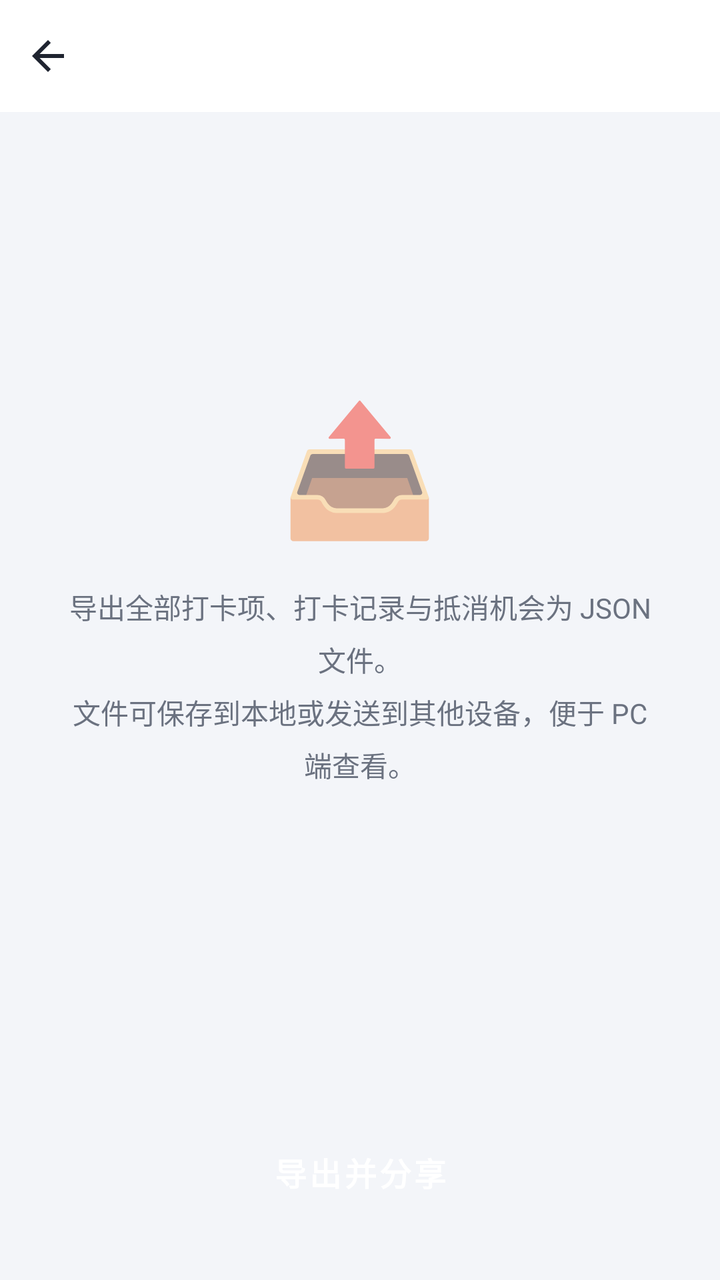
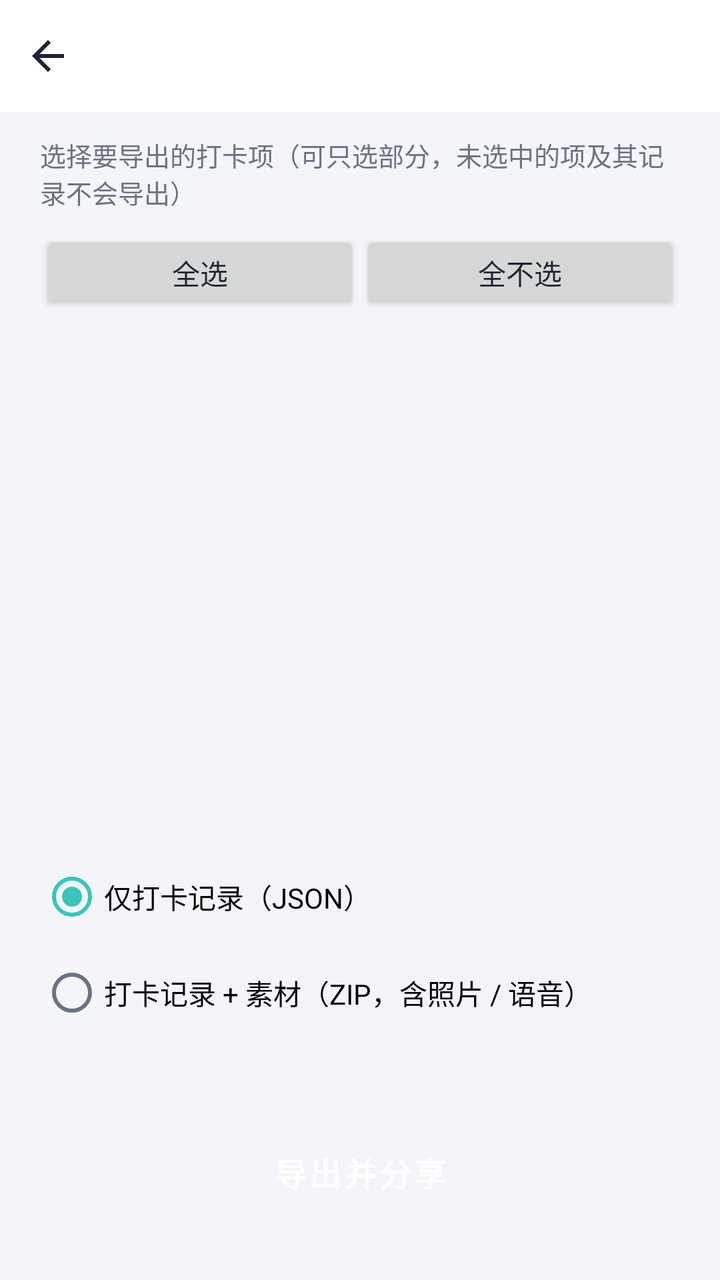

An Android layout rendered at two revisions. The XML below is the earlier revision; the diff shows what the commit changed to produce the second picture.
<!-- AndroidManifest.xml: application theme Theme.Checkin -->
<!-- res/layout/activity_export.xml -->
<?xml version="1.0" encoding="utf-8"?>
<LinearLayout xmlns:android="http://schemas.android.com/apk/res/android"
    android:layout_width="match_parent"
    android:layout_height="match_parent"
    android:background="@color/bg_page"
    android:orientation="vertical">

    <include android:id="@+id/topbar" layout="@layout/view_topbar" />

    <LinearLayout
        android:layout_width="match_parent"
        android:layout_height="0dp"
        android:layout_weight="1"
        android:gravity="center"
        android:orientation="vertical"
        android:padding="28dp">

        <TextView
            android:layout_width="wrap_content"
            android:layout_height="wrap_content"
            android:text="📤"
            android:textSize="64sp" />

        <TextView
            android:layout_width="match_parent"
            android:layout_height="wrap_content"
            android:layout_marginTop="18dp"
            android:gravity="center"
            android:lineSpacingExtra="6dp"
            android:text="导出全部打卡项、打卡记录与抵消机会为 JSON 文件。\n文件可保存到本地或发送到其他设备，便于 PC 端查看。"
            android:textColor="@color/text_secondary"
            android:textSize="14sp" />

        <TextView
            android:id="@+id/tv_result"
            android:layout_width="match_parent"
            android:layout_height="wrap_content"
            android:layout_marginTop="16dp"
            android:gravity="center"
            android:textColor="@color/brand_dark"
            android:textSize="13sp" />
    </LinearLayout>

    <Button
        android:id="@+id/btn_export"
        style="@style/PrimaryButton"
        android:layout_width="match_parent"
        android:layout_marginHorizontal="24dp"
        android:layout_marginBottom="28dp"
        android:text="导出并分享" />
</LinearLayout>
<!-- res/layout/view_topbar.xml (included above) -->
<?xml version="1.0" encoding="utf-8"?>
<LinearLayout xmlns:android="http://schemas.android.com/apk/res/android"
    android:layout_width="match_parent"
    android:layout_height="56dp"
    android:background="@color/white"
    android:gravity="center_vertical"
    android:orientation="horizontal">

    <ImageButton
        android:id="@+id/btn_back"
        android:layout_width="48dp"
        android:layout_height="48dp"
        android:background="?attr/selectableItemBackgroundBorderless"
        android:contentDescription="返回"
        android:src="@drawable/ic_back" />

    <FrameLayout
        android:layout_width="0dp"
        android:layout_height="match_parent"
        android:layout_weight="1">

        <TextView
            android:id="@+id/tv_title"
            android:layout_width="wrap_content"
            android:layout_height="wrap_content"
            android:layout_gravity="center"
            android:textColor="@color/text_primary"
            android:textSize="17sp"
            android:textStyle="bold" />
    </FrameLayout>

    <FrameLayout
        android:id="@+id/title_right_container"
        android:layout_width="wrap_content"
        android:layout_height="match_parent"
        android:minWidth="48dp" />
</LinearLayout>
<!-- resources referenced by this layout -->
<resources>
  <color name="bg_page">#F3F5F9</color>
  <color name="brand_dark">#1F9C94</color>
  <color name="text_primary">#1F2430</color>
  <color name="text_secondary">#6B7280</color>
  <color name="white">#FFFFFF</color>
  <!-- drawable ic_back (drawable) -->
  <vector xmlns:android="http://schemas.android.com/apk/res/android"
      android:width="24dp" android:height="24dp"
      android:viewportWidth="24" android:viewportHeight="24" android:tint="@color/text_primary">
      <path android:fillColor="@android:color/white" android:pathData="M20,11H7.83l5.59,-5.59L12,4l-8,8 8,8 1.41,-1.41L7.83,13H20v-2z"/>
  </vector>
  <style name="PrimaryButton" parent="Widget.MaterialComponents.Button">
          <item name="android:layout_height">52dp</item>
          <item name="cornerRadius">14dp</item>
          <item name="android:textSize">16sp</item>
          <item name="android:textStyle">bold</item>
          <item name="android:textColor">@color/white</item>
      </style>
  <style name="Theme.Checkin" parent="Theme.MaterialComponents.Light.NoActionBar">
          <item name="colorPrimary">@color/brand</item>
          <item name="colorPrimaryDark">@color/brand_dark</item>
          <item name="colorAccent">@color/brand</item>
          <item name="android:windowBackground">@color/bg_page</item>
          <item name="android:statusBarColor">@color/white</item>
          <item name="android:windowLightStatusBar">true</item>
          <item name="android:textColorPrimary">@color/text_primary</item>
          <item name="android:textColorSecondary">@color/text_secondary</item>
          <item name="bottomNavigationStyle">@style/Widget.Checkin.BottomNav</item>
      </style>
  <color name="brand">#39C5BB</color>
  <style name="Widget.Checkin.BottomNav" parent="Widget.MaterialComponents.BottomNavigationView">
          <item name="itemTextColor">@color/nav_tint</item>
          <item name="itemIconTint">@color/nav_tint</item>
          <item name="backgroundTint">@color/white</item>
          <item name="elevation">10dp</item>
          <item name="labelVisibilityMode">labeled</item>
      </style>
</resources>

<!-- the commit's change to res/layout/activity_export.xml (unified diff, before → after) -->
@@ -7,45 +7,90 @@
 
     <include android:id="@+id/topbar" layout="@layout/view_topbar" />
 
+    <TextView
+        android:id="@+id/tv_hint"
+        android:layout_width="match_parent"
+        android:layout_height="wrap_content"
+        android:layout_marginHorizontal="20dp"
+        android:layout_marginTop="12dp"
+        android:text="选择要导出的打卡项（可只选部分，未选中的项及其记录不会导出）"
+        android:textColor="@color/text_secondary"
+        android:textSize="13sp" />
+
     <LinearLayout
+        android:layout_width="match_parent"
+        android:layout_height="wrap_content"
+        android:layout_marginHorizontal="20dp"
+        android:layout_marginTop="10dp"
+        android:orientation="horizontal">
+
+        <Button
+            android:id="@+id/btn_select_all"
+            android:layout_width="0dp"
+            android:layout_height="42dp"
+            android:layout_weight="1"
+            android:text="全选" />
+
+        <Button
+            android:id="@+id/btn_select_none"
+            android:layout_width="0dp"
+            android:layout_height="42dp"
+            android:layout_weight="1"
+            android:text="全不选" />
+    </LinearLayout>
+
+    <ScrollView
         android:layout_width="match_parent"
         android:layout_height="0dp"
         android:layout_weight="1"
-        android:gravity="center"
-        android:orientation="vertical"
-        android:padding="28dp">
+        android:layout_marginHorizontal="16dp"
+        android:layout_marginTop="8dp">
 
-        <TextView
-            android:layout_width="wrap_content"
-            android:layout_height="wrap_content"
-            android:text="📤"
-            android:textSize="64sp" />
-
-        <TextView
+        <LinearLayout
+            android:id="@+id/ll_items"
             android:layout_width="match_parent"
             android:layout_height="wrap_content"
-            android:layout_marginTop="18dp"
-            android:gravity="center"
-            android:lineSpacingExtra="6dp"
-            android:text="导出全部打卡项、打卡记录与抵消机会为 JSON 文件。\n文件可保存到本地或发送到其他设备，便于 PC 端查看。"
-            android:textColor="@color/text_secondary"
-            android:textSize="14sp" />
+            android:orientation="vertical" />
+    </ScrollView>
 
-        <TextView
-            android:id="@+id/tv_result"
+    <RadioGroup
+        android:id="@+id/rg_mode"
+        android:layout_width="match_parent"
+        android:layout_height="wrap_content"
+        android:layout_marginHorizontal="20dp"
+        android:layout_marginTop="12dp"
+        android:orientation="vertical">
+
+        <RadioButton
+            android:id="@+id/rb_json"
             android:layout_width="match_parent"
             android:layout_height="wrap_content"
-            android:layout_marginTop="16dp"
-            android:gravity="center"
-            android:textColor="@color/brand_dark"
-            android:textSize="13sp" />
-    </LinearLayout>
+            android:checked="true"
+            android:text="仅打卡记录（JSON）" />
+
+        <RadioButton
+            android:id="@+id/rb_zip"
+            android:layout_width="match_parent"
+            android:layout_height="wrap_content"
+            android:text="打卡记录 + 素材（ZIP，含照片 / 语音）" />
+    </RadioGroup>
+
+    <TextView
+        android:id="@+id/tv_result"
+        android:layout_width="match_parent"
+        android:layout_height="wrap_content"
+        android:layout_marginHorizontal="20dp"
+        android:layout_marginTop="10dp"
+        android:gravity="center"
+        android:textColor="@color/brand_dark"
+        android:textSize="13sp" />
 
     <Button
         android:id="@+id/btn_export"
         style="@style/PrimaryButton"
         android:layout_width="match_parent"
         android:layout_marginHorizontal="24dp"
+        android:layout_marginTop="12dp"
         android:layout_marginBottom="28dp"
         android:text="导出并分享" />
 </LinearLayout>
